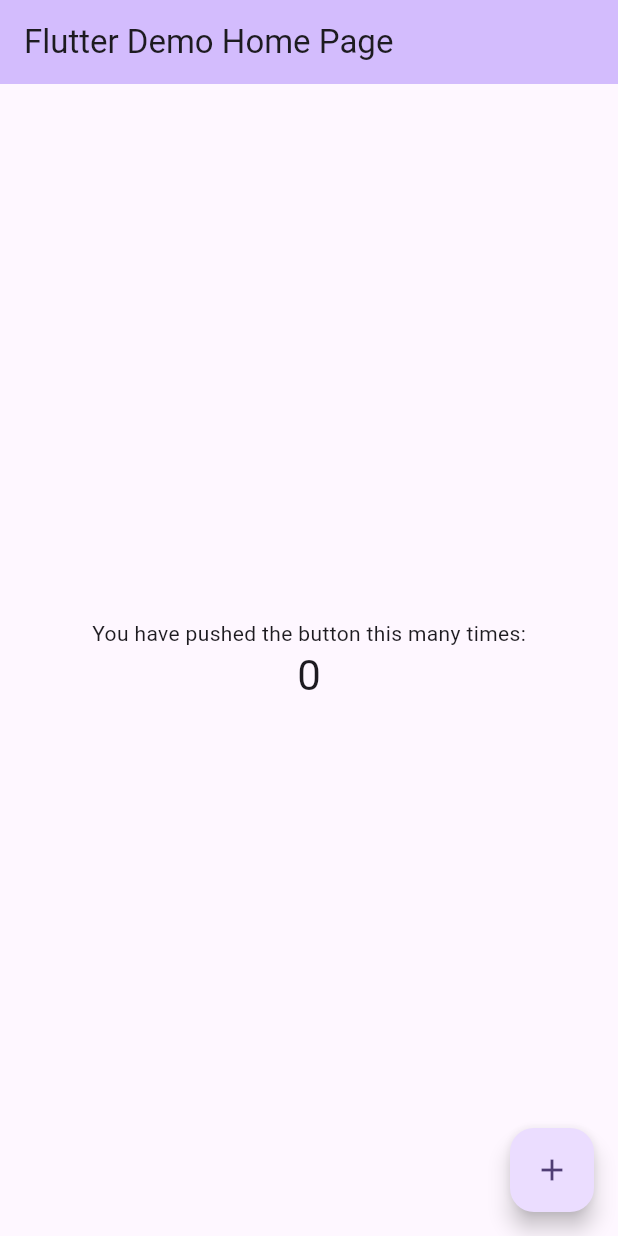
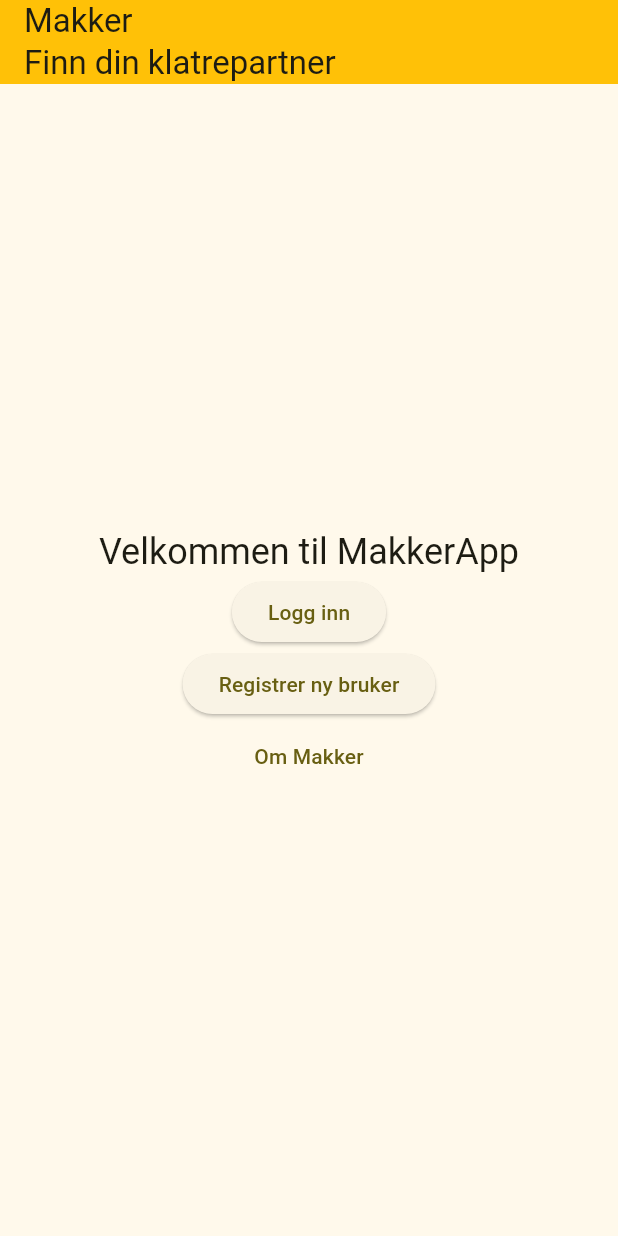
Before and after one commit to ingrid-nagell/makker-app, a Flutter app: the screen it shows after launch, on a phone screen of 412 x 824 dp. Run offline on Flutter 3.47's test engine with Material 3 defaults, Android fonts, the phone set to English and light mode, and no system bars; our stand-ins replace sqflite; accounts and stored records are empty.

Commit message:
feat: add intial files for screens ++

```diff
--- /dev/null
+++ b/lib/app_nav_bar.dart
@@ -0,0 +1,16 @@
+import 'package:flutter/material.dart';
+
+class AppBarNav extends StatelessWidget implements PreferredSizeWidget {
+  final String title;
+  const AppBarNav({super.key, required this.title});
+
+  @override
+  Widget build(BuildContext context) {
+    return AppBar(
+      backgroundColor: Colors.amber, //Theme.of(context).colorScheme.inversePrimary,
+      title: Text(title),
+    );
+  }
+
+  Size get preferredSize => const Size.fromHeight(kToolbarHeight);
+}
--- a/lib/main.dart
+++ b/lib/main.dart
@@ -1,125 +1,25 @@
 import 'package:flutter/material.dart';
 
+import 'screen_home_page.dart';
+
 void main() {
-  runApp(const MyApp());
+  runApp(const MakkerApp());
 }
 
-class MyApp extends StatelessWidget {
-  const MyApp({super.key});
+class MakkerApp extends StatelessWidget {
+  const MakkerApp({super.key});
 
-  // This widget is the root of your application.
+  // Widget root of application.
   @override
   Widget build(BuildContext context) {
     return MaterialApp(
-      title: 'Flutter Demo',
+      title: 'MakkerTheme',
       theme: ThemeData(
         // This is the theme of your application.
-        //
-        // TRY THIS: Try running your application with "flutter run". You'll see
-        // the application has a purple toolbar. Then, without quitting the app,
-        // try changing the seedColor in the colorScheme below to Colors.green
-        // and then invoke "hot reload" (save your changes or press the "hot
-        // reload" button in a Flutter-supported IDE, or press "r" if you used
-        // the command line to start the app).
-        //
-        // Notice that the counter didn't reset back to zero; the application
-        // state is not lost during the reload. To reset the state, use hot
-        // restart instead.
-        //
-        // This works for code too, not just values: Most code changes can be
-        // tested with just a hot reload.
-        colorScheme: ColorScheme.fromSeed(seedColor: Colors.deepPurple),
+        colorScheme: ColorScheme.fromSeed(seedColor: Colors.yellow),
         useMaterial3: true,
       ),
-      home: const MyHomePage(title: 'Flutter Demo Home Page'),
+      home: const HomePage(title: 'Makker\nFinn din klatrepartner'),
     );
   }
 }
-
-class MyHomePage extends StatefulWidget {
-  const MyHomePage({super.key, required this.title});
-
-  // This widget is the home page of your application. It is stateful, meaning
-  // that it has a State object (defined below) that contains fields that affect
-  // how it looks.
-
-  // This class is the configuration for the state. It holds the values (in this
-  // case the title) provided by the parent (in this case the App widget) and
-  // used by the build method of the State. Fields in a Widget subclass are
-  // always marked "final".
-
-  final String title;
-
-  @override
-  State<MyHomePage> createState() => _MyHomePageState();
-}
-
-class _MyHomePageState extends State<MyHomePage> {
-  int _counter = 0;
-
-  void _incrementCounter() {
-    setState(() {
-      // This call to setState tells the Flutter framework that something has
-      // changed in this State, which causes it to rerun the build method below
-      // so that the display can reflect the updated values. If we changed
-      // _counter without calling setState(), then the build method would not be
-      // called again, and so nothing would appear to happen.
-      _counter++;
-    });
-  }
-
-  @override
-  Widget build(BuildContext context) {
-    // This method is rerun every time setState is called, for instance as done
-    // by the _incrementCounter method above.
-    //
-    // The Flutter framework has been optimized to make rerunning build methods
-    // fast, so that you can just rebuild anything that needs updating rather
-    // than having to individually change instances of widgets.
-    return Scaffold(
-      appBar: AppBar(
-        // TRY THIS: Try changing the color here to a specific color (to
-        // Colors.amber, perhaps?) and trigger a hot reload to see the AppBar
-        // change color while the other colors stay the same.
-        backgroundColor: Theme.of(context).colorScheme.inversePrimary,
-        // Here we take the value from the MyHomePage object that was created by
-        // the App.build method, and use it to set our appbar title.
-        title: Text(widget.title),
-      ),
-      body: Center(
-        // Center is a layout widget. It takes a single child and positions it
-        // in the middle of the parent.
-        child: Column(
-          // Column is also a layout widget. It takes a list of children and
-          // arranges them vertically. By default, it sizes itself to fit its
-          // children horizontally, and tries to be as tall as its parent.
-          //
-          // Column has various properties to control how it sizes itself and
-          // how it positions its children. Here we use mainAxisAlignment to
-          // center the children vertically; the main axis here is the vertical
-          // axis because Columns are vertical (the cross axis would be
-          // horizontal).
-          //
-          // TRY THIS: Invoke "debug painting" (choose the "Toggle Debug Paint"
-          // action in the IDE, or press "p" in the console), to see the
-          // wireframe for each widget.
-          mainAxisAlignment: MainAxisAlignment.center,
-          children: <Widget>[
-            const Text(
-              'You have pushed the button this many times:',
-            ),
-            Text(
-              '$_counter',
-              style: Theme.of(context).textTheme.headlineMedium,
-            ),
-          ],
-        ),
-      ),
-      floatingActionButton: FloatingActionButton(
-        onPressed: _incrementCounter,
-        tooltip: 'Increment',
-        child: const Icon(Icons.add),
-      ), // This trailing comma makes auto-formatting nicer for build methods.
-    );
-  }
-}
--- /dev/null
+++ b/lib/screen_home_page.dart
@@ -0,0 +1,77 @@
+import 'package:flutter/material.dart';
+
+import 'app_nav_bar.dart';
+import 'screen_register_user.dart';
+import 'screen_login.dart';
+
+class HomePage extends StatefulWidget {
+  const HomePage({super.key, required this.title});
+
+  final String title;
+
+  @override
+  State<HomePage> createState() => _HomePageState();
+}
+
+class _HomePageState extends State<HomePage> {
+  @override
+  Widget build(BuildContext context) {
+    return Scaffold(
+      appBar: AppBarNav(title: widget.title),
+      body: Center(
+        child: Column(
+          mainAxisAlignment: MainAxisAlignment.center,
+          children: <Widget>[
+            Text(
+              'Velkommen til MakkerApp',
+              style: Theme.of(context).textTheme.headlineSmall,
+            ),
+            ElevatedButton(
+              style: ElevatedButton.styleFrom(),
+              onPressed: () {
+                Navigator.push(
+                  context,
+                  MaterialPageRoute(builder: (context) => LogInForm()),
+                );
+              },
+              child: Text('Logg inn'),
+            ),
+            ElevatedButton(
+              style: ElevatedButton.styleFrom(),
+              onPressed: () {
+                Navigator.push(
+                  context,
+                  MaterialPageRoute(builder: (context) => RegisterUserForm()),
+                );
+              },
+              // Navigate to second route when tapped.
+              child: const Text('Registrer ny bruker'),
+            ),
+            TextButton(
+              child: const Text('Om Makker'),
+              style: TextButton.styleFrom(),
+              onPressed: () {
+                showDialog(
+                  context: context,
+                  builder: (context) => AlertDialog(
+                    title: const Text('Om Makker'),
+                    content: const Text('Makker er din utvalgte app for å finne din neste klatrepartner. (...)'),
+                    actions: [
+                      TextButton(
+                        onPressed: () {
+                          Navigator.pop(context);
+                        },
+                        child: const Text('OK'),
+                      )
+                    ]
+                  ),
+                );
+              },
+
+            ),
+          ],
+        ),
+      ),
+    );
+  }
+}
--- a/pubspec.yaml
+++ b/pubspec.yaml
@@ -35,6 +35,8 @@ dependencies:
   # The following adds the Cupertino Icons font to your application.
   # Use with the CupertinoIcons class for iOS style icons.
   cupertino_icons: ^1.0.6
+  sqflite: ^2.3.3+1
+  path: ^1.9.0
 
 dev_dependencies:
   flutter_test:
```
Also changed, not shown: lib/db_test.dart (added, +150 -0 lines), lib/screen_login.dart (added, +74 -0 lines), lib/screen_register_user.dart (added, +73 -0 lines), lib/db_users.dart (added), pubspec.lock, 2 other files.
